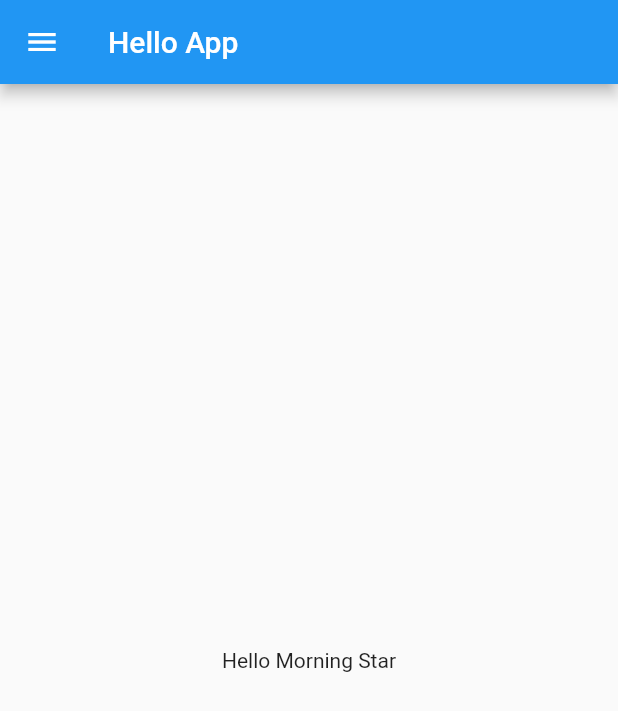
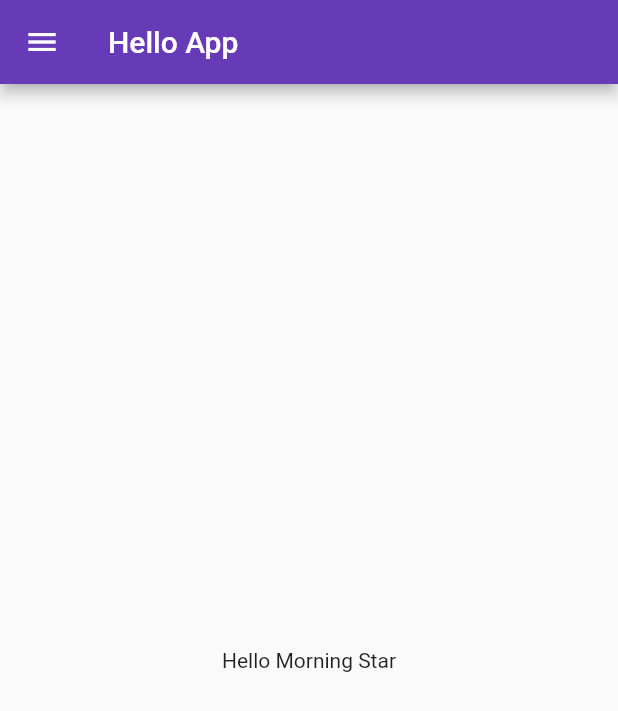
Before and after one commit to Raj142/FlutterFirstApp, a Flutter app: the screen it shows after launch, on a phone screen of 412 x 824 dp. Shown: the top 711 px of the screen. Run offline on Flutter 3.47's test engine with Material 2 defaults, Android fonts, the phone set to English and light mode, and no system bars.

Commit message:
day3 complete

```diff
--- a/lib/main.dart
+++ b/lib/main.dart
@@ -1,5 +1,6 @@
 import 'package:flutter/material.dart';
-import 'package:flutter_application_1/home_page.dart';
+import 'package:flutter_application_1/pages/home_page.dart';
+import 'package:flutter_application_1/pages/login_page.dart';
 
 void main() {
   runApp(MyApp());
@@ -12,7 +13,17 @@ class MyApp extends StatelessWidget {
     String name = "Hello Dude";
 
     return MaterialApp(
-      home: HomePage(),
+      themeMode: ThemeMode.light,
+      theme: ThemeData(primarySwatch: Colors.deepPurple),
+      darkTheme: ThemeData(
+        brightness: Brightness.dark,
+      ),
+      initialRoute: "/home",
+      routes: {
+        "/": (context) => LoginPage(),
+        "/home": (context) => HomePage(),
+        "/login": (context) => LoginPage()
+      },
     );
   }
 }
```
Also changed, not shown: lib/pages/login_page.dart (added, +20 -0 lines), lib/pages/home_page.dart (line endings or trailing spaces).
